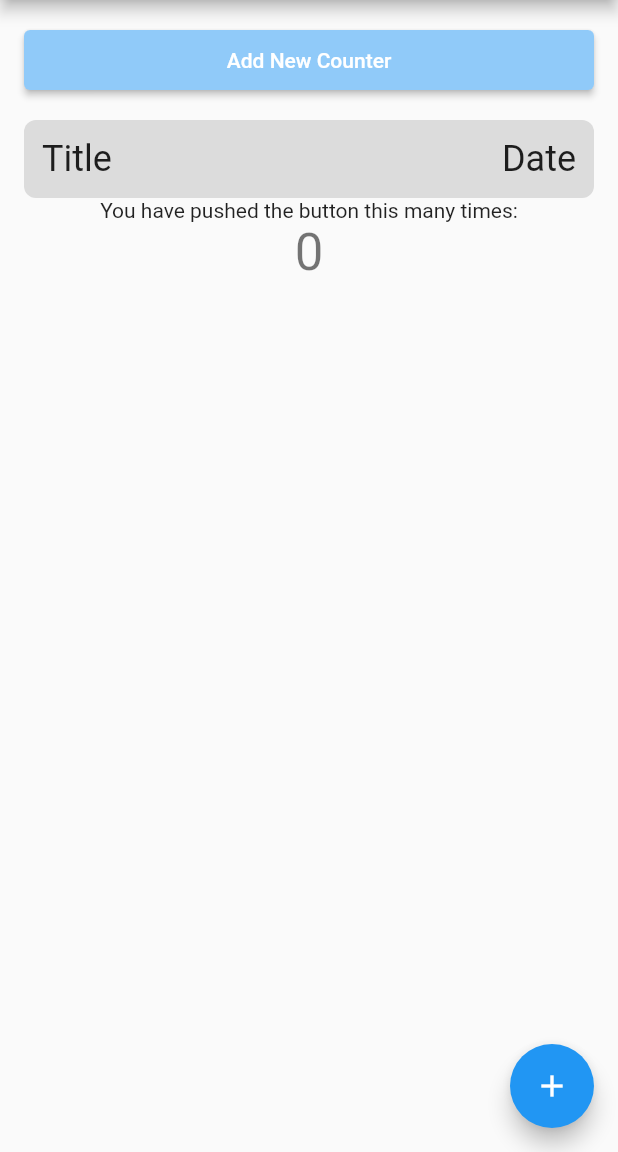
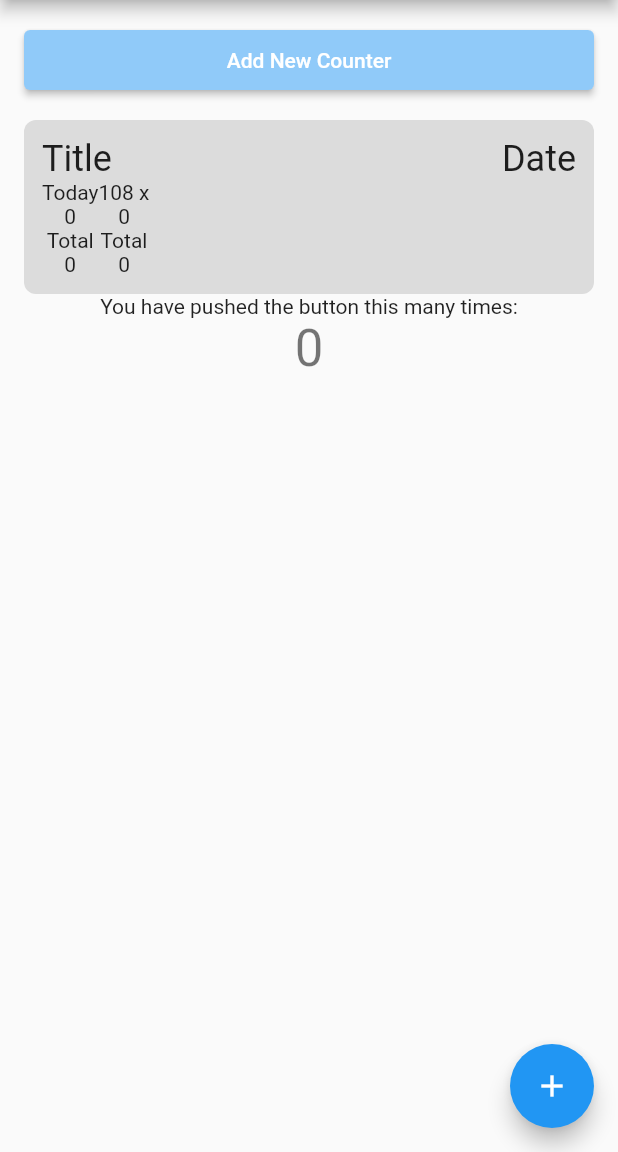
Before and after one commit to schmidt9/Advanced-Mala-Counter, a Flutter app: the screen it shows after launch, on a phone screen of 412 x 824 dp, the part 84-1236 px from its top. Run offline on Flutter 3.47's test engine with Material 2 defaults, Android fonts, the phone set to English and light mode, and no system bars.

Commit message:
add columns stubs

```diff
--- a/advanced_mala_counter/lib/Counter.dart
+++ b/advanced_mala_counter/lib/Counter.dart
@@ -23,6 +23,26 @@ class Counter extends StatelessWidget {
                 const Spacer(),
                 Text("Date", style: Theme.of(context).textTheme.headlineSmall)
               ],
+            ),
+            Row(
+              children: [
+                Column(
+                  children: [
+                    Text("Today"),
+                    Text("0"),
+                    Text("Total"),
+                    Text("0"),
+                  ],
+                ),
+                Column(
+                  children: [
+                    Text("108 x"),
+                    Text("0"),
+                    Text("Total"),
+                    Text("0"),
+                  ],
+                ),
+              ],
             )
           ],
         ),
```
